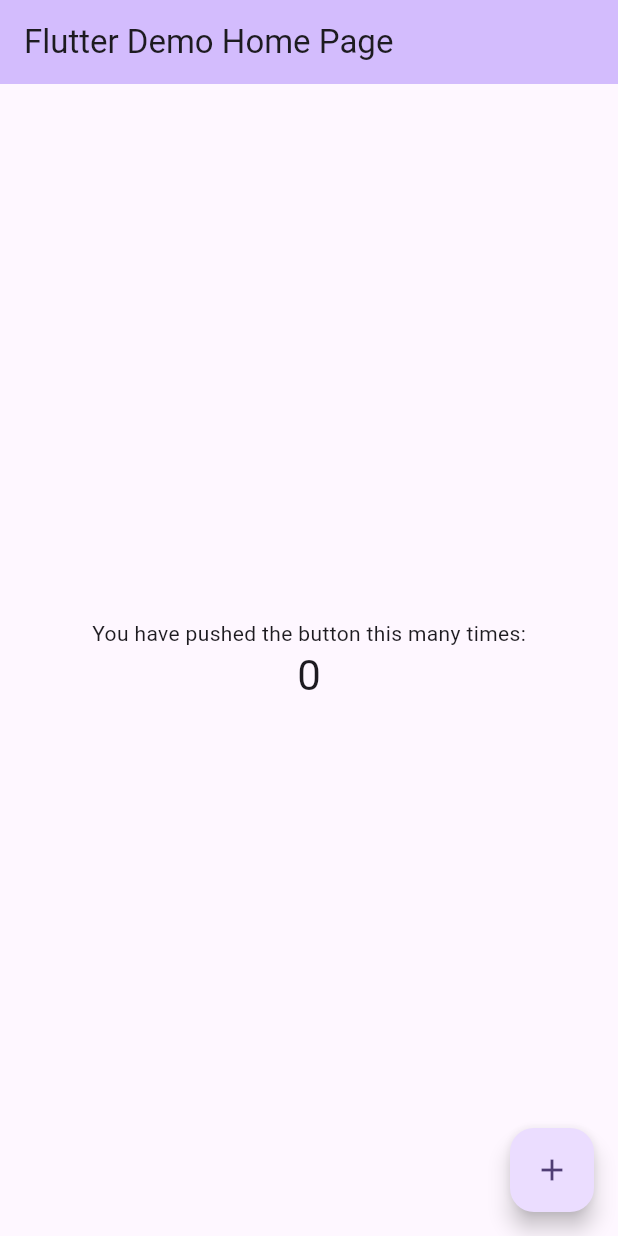
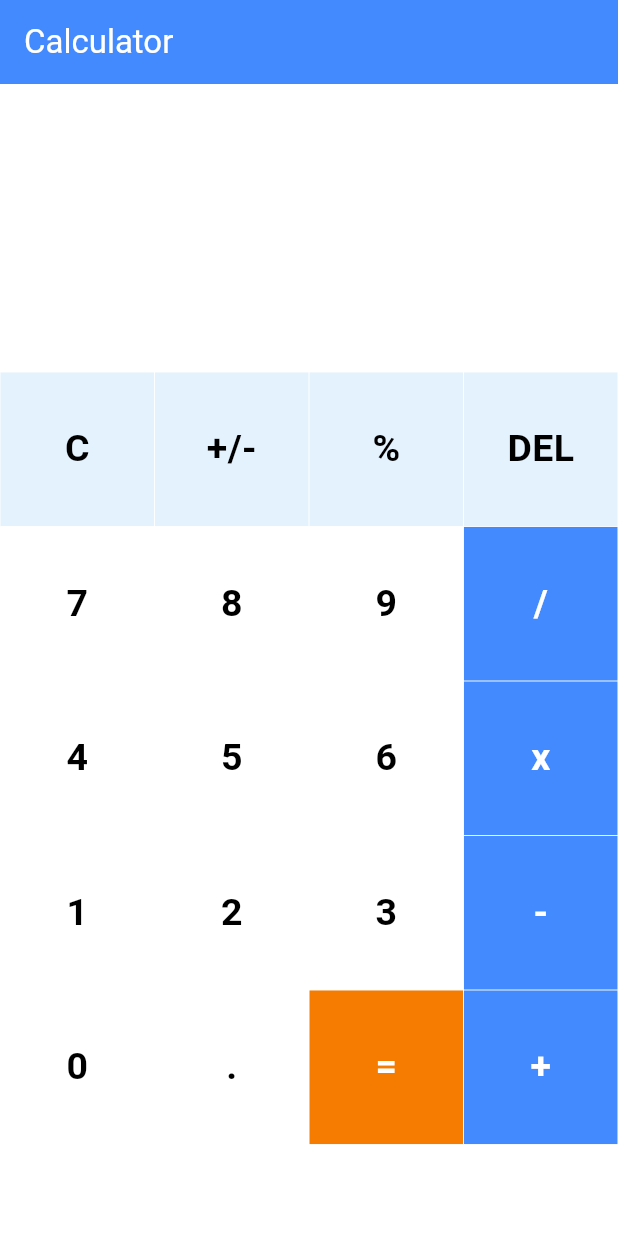
Before and after one commit to KamaTAEWOO/CalculatorExample, a Flutter app: the screen it shows after launch, on a phone screen of 412 x 824 dp. Run offline on Flutter 3.47's test engine with Material 3 defaults, Android fonts, the phone set to English and light mode, and no system bars; our stand-ins replace math_expressions.

Commit message:
[feature] 계산기 예제

```diff
--- /dev/null
+++ b/lib/HomePage.dart
@@ -0,0 +1,191 @@
+import 'package:flutter/material.dart';
+import 'package:math_expressions/math_expressions.dart';
+import 'MyButton.dart';
+
+class HomePage extends StatefulWidget {
+  @override
+  _HomePageState createState() => _HomePageState();
+}
+
+class _HomePageState extends State<HomePage> {
+  var userInput = '';
+  var answer = '';
+
+  // Array of button
+  final List<String> buttons = [
+    'C',
+    '+/-',
+    '%',
+    'DEL',
+    '7',
+    '8',
+    '9',
+    '/',
+    '4',
+    '5',
+    '6',
+    'x',
+    '1',
+    '2',
+    '3',
+    '-',
+    '0',
+    '.',
+    '=',
+    '+',
+  ];
+
+  @override
+  Widget build(BuildContext context) {
+    return Scaffold(
+      appBar: AppBar(
+        title: Text("Calculator"),
+        backgroundColor: Colors.blueAccent,
+        foregroundColor: Colors.white,
+      ), //AppBar
+      backgroundColor: Colors.white38,
+      body: Column(
+        children: <Widget>[
+          Expanded(
+            child: Container(
+              child: Column(
+                  mainAxisAlignment: MainAxisAlignment.spaceEvenly,
+                  children: <Widget>[
+                    Container(
+                      padding: EdgeInsets.all(20),
+                      alignment: Alignment.centerRight,
+                      child: Text(
+                        userInput,
+                        style: TextStyle(fontSize: 18, color: Colors.white),
+                      ),
+                    ),
+                    Container(
+                      padding: EdgeInsets.all(15),
+                      alignment: Alignment.centerRight,
+                      child: Text(
+                        answer,
+                        style: TextStyle(
+                            fontSize: 30,
+                            color: Colors.white,
+                            fontWeight: FontWeight.bold),
+                      ),
+                    )
+                  ]),
+            ),
+          ),
+          Expanded(
+            flex: 3,
+            child: Container(
+              child: GridView.builder(
+                  itemCount: buttons.length,
+                  gridDelegate: SliverGridDelegateWithFixedCrossAxisCount(
+                      crossAxisCount: 4),
+                  itemBuilder: (BuildContext context, int index) {
+                    // Clear Button
+                    if (index == 0) {
+                      return MyButton(
+                        buttontapped: () {
+                          setState(() {
+                            userInput = '';
+                            answer = '0';
+                          });
+                        },
+                        buttonText: buttons[index],
+                        color: Colors.blue[50],
+                        textColor: Colors.black,
+                      );
+                    }
+
+                    // +/- button
+                    else if (index == 1) {
+                      return MyButton(
+                        buttonText: buttons[index],
+                        color: Colors.blue[50],
+                        textColor: Colors.black,
+                      );
+                    }
+                    // % Button
+                    else if (index == 2) {
+                      return MyButton(
+                        buttontapped: () {
+                          setState(() {
+                            userInput += buttons[index];
+                          });
+                        },
+                        buttonText: buttons[index],
+                        color: Colors.blue[50],
+                        textColor: Colors.black,
+                      );
+                    }
+                    // Delete Button
+                    else if (index == 3) {
+                      return MyButton(
+                        buttontapped: () {
+                          setState(() {
+                            userInput =
+                                userInput.substring(0, userInput.length - 1);
+                          });
+                        },
+                        buttonText: buttons[index],
+                        color: Colors.blue[50],
+                        textColor: Colors.black,
+                      );
+                    }
+                    // Equal_to Button
+                    else if (index == 18) {
+                      return MyButton(
+                        buttontapped: () {
+                          setState(() {
+                            equalPressed();
+                          });
+                        },
+                        buttonText: buttons[index],
+                        color: Colors.orange[700],
+                        textColor: Colors.white,
+                      );
+                    }
+
+                    //  other buttons
+                    else {
+                      return MyButton(
+                        buttontapped: () {
+                          setState(() {
+                            userInput += buttons[index];
+                          });
+                        },
+                        buttonText: buttons[index],
+                        color: isOperator(buttons[index])
+                            ? Colors.blueAccent
+                            : Colors.white,
+                        textColor: isOperator(buttons[index])
+                            ? Colors.white
+                            : Colors.black,
+                      );
+                    }
+                  }), // GridView.builder
+            ),
+          ),
+        ],
+      ),
+    );
+  }
+
+  bool isOperator(String x) {
+    if (x == '/' || x == 'x' || x == '-' || x == '+' || x == '=') {
+      return true;
+    }
+    return false;
+  }
+
+// function to calculate the input operation
+  void equalPressed() {
+    String finaluserinput = userInput;
+    finaluserinput = userInput.replaceAll('x', '*');
+
+    Parser p = Parser();
+    Expression exp = p.parse(finaluserinput);
+    ContextModel cm = ContextModel();
+    double eval = exp.evaluate(EvaluationType.REAL, cm);
+    answer = eval.toString();
+  }
+}
--- /dev/null
+++ b/lib/MyButton.dart
@@ -0,0 +1,42 @@
+import 'package:flutter/cupertino.dart';
+
+class MyButton extends StatelessWidget {
+  // declaring variables
+  final color;
+  final textColor;
+  final String buttonText;
+  final buttontapped;
+
+  //Constructor
+  MyButton(
+      {this.color,
+        this.textColor,
+        required this.buttonText,
+        this.buttontapped});
+
+  @override
+  Widget build(BuildContext context) {
+    return GestureDetector(
+      onTap: buttontapped,
+      child: Padding(
+        padding: const EdgeInsets.all(0.2),
+        child: ClipRRect(
+          // borderRadius: BorderRadius.circular(25),
+          child: Container(
+            color: color,
+            child: Center(
+              child: Text(
+                buttonText,
+                style: TextStyle(
+                  color: textColor,
+                  fontSize: 25,
+                  fontWeight: FontWeight.bold,
+                ),
+              ),
+            ),
+          ),
+        ),
+      ),
+    );
+  }
+}
--- a/lib/main.dart
+++ b/lib/main.dart
@@ -1,4 +1,6 @@
 import 'package:flutter/material.dart';
+
+import 'HomePage.dart';
 
 void main() {
   runApp(const MyApp());
@@ -7,119 +9,11 @@ void main() {
 class MyApp extends StatelessWidget {
   const MyApp({super.key});
 
-  // This widget is the root of your application.
   @override
   Widget build(BuildContext context) {
     return MaterialApp(
-      title: 'Flutter Demo',
-      theme: ThemeData(
-        // This is the theme of your application.
-        //
-        // TRY THIS: Try running your application with "flutter run". You'll see
-        // the application has a purple toolbar. Then, without quitting the app,
-        // try changing the seedColor in the colorScheme below to Colors.green
-        // and then invoke "hot reload" (save your changes or press the "hot
-        // reload" button in a Flutter-supported IDE, or press "r" if you used
-        // the command line to start the app).
-        //
-        // Notice that the counter didn't reset back to zero; the application
-        // state is not lost during the reload. To reset the state, use hot
-        // restart instead.
-        //
-        // This works for code too, not just values: Most code changes can be
-        // tested with just a hot reload.
-        colorScheme: ColorScheme.fromSeed(seedColor: Colors.deepPurple),
-        useMaterial3: true,
-      ),
-      home: const MyHomePage(title: 'Flutter Demo Home Page'),
+      debugShowCheckedModeBanner: false,
+      home: HomePage(),
     );
   }
 }
-
-class MyHomePage extends StatefulWidget {
-  const MyHomePage({super.key, required this.title});
-
-  // This widget is the home page of your application. It is stateful, meaning
-  // that it has a State object (defined below) that contains fields that affect
-  // how it looks.
-
-  // This class is the configuration for the state. It holds the values (in this
-  // case the title) provided by the parent (in this case the App widget) and
-  // used by the build method of the State. Fields in a Widget subclass are
-  // always marked "final".
-
-  final String title;
-
-  @override
-  State<MyHomePage> createState() => _MyHomePageState();
-}
-
-class _MyHomePageState extends State<MyHomePage> {
-  int _counter = 0;
-
-  void _incrementCounter() {
-    setState(() {
-      // This call to setState tells the Flutter framework that something has
-      // changed in this State, which causes it to rerun the build method below
-      // so that the display can reflect the updated values. If we changed
-      // _counter without calling setState(), then the build method would not be
-      // called again, and so nothing would appear to happen.
-      _counter++;
-    });
-  }
-
-  @override
-  Widget build(BuildContext context) {
-    // This method is rerun every time setState is called, for instance as done
-    // by the _incrementCounter method above.
-    //
-    // The Flutter framework has been optimized to make rerunning build methods
-    // fast, so that you can just rebuild anything that needs updating rather
-    // than having to individually change instances of widgets.
-    return Scaffold(
-      appBar: AppBar(
-        // TRY THIS: Try changing the color here to a specific color (to
-        // Colors.amber, perhaps?) and trigger a hot reload to see the AppBar
-        // change color while the other colors stay the same.
-        backgroundColor: Theme.of(context).colorScheme.inversePrimary,
-        // Here we take the value from the MyHomePage object that was created by
-        // the App.build method, and use it to set our appbar title.
-        title: Text(widget.title),
-      ),
-      body: Center(
-        // Center is a layout widget. It takes a single child and positions it
-        // in the middle of the parent.
-        child: Column(
-          // Column is also a layout widget. It takes a list of children and
-          // arranges them vertically. By default, it sizes itself to fit its
-          // children horizontally, and tries to be as tall as its parent.
-          //
-          // Column has various properties to control how it sizes itself and
-          // how it positions its children. Here we use mainAxisAlignment to
-          // center the children vertically; the main axis here is the vertical
-          // axis because Columns are vertical (the cross axis would be
-          // horizontal).
-          //
-          // TRY THIS: Invoke "debug painting" (choose the "Toggle Debug Paint"
-          // action in the IDE, or press "p" in the console), to see the
-          // wireframe for each widget.
-          mainAxisAlignment: MainAxisAlignment.center,
-          children: <Widget>[
-            const Text(
-              'You have pushed the button this many times:',
-            ),
-            Text(
-              '$_counter',
-              style: Theme.of(context).textTheme.headlineMedium,
-            ),
-          ],
-        ),
-      ),
-      floatingActionButton: FloatingActionButton(
-        onPressed: _incrementCounter,
-        tooltip: 'Increment',
-        child: const Icon(Icons.add),
-      ), // This trailing comma makes auto-formatting nicer for build methods.
-    );
-  }
-}
--- a/pubspec.yaml
+++ b/pubspec.yaml
@@ -30,7 +30,7 @@ environment:
 dependencies:
   flutter:
     sdk: flutter
-
+  math_expressions: ^2.6.0
 
   # The following adds the Cupertino Icons font to your application.
   # Use with the CupertinoIcons class for iOS style icons.
```
Also changed, not shown: lib/CalculatorButton.dart (added, +49 -0 lines), pubspec.lock, 1 other file.
